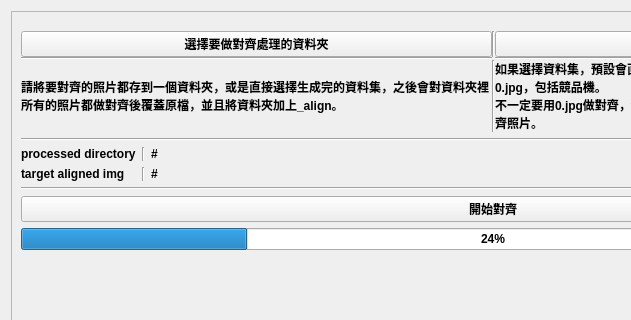
YuTing-Fang1999/FIH-tool, file NTU/ML/MLAlignDataset/UI.ui: the form before one commit; both pictures show x 0 to 631 and y 0 to 320 of the 986 by 642 pixel window.
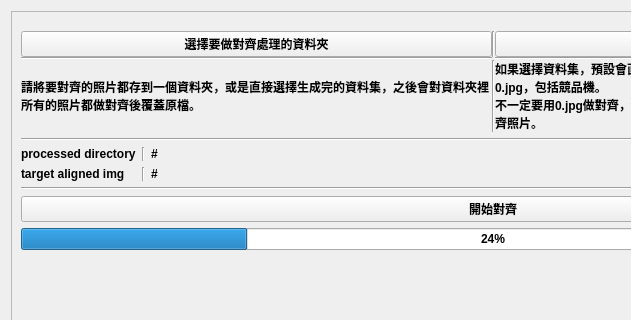
The form after the commit.

Commit message: MLAlignDataset Mistake Proofing

The edit to the form file:
```diff
--- a/NTU/ML/MLAlignDataset/UI.ui
+++ b/NTU/ML/MLAlignDataset/UI.ui
@@ -28,8 +28,8 @@
        <rect>
         <x>0</x>
         <y>0</y>
-        <width>972</width>
-        <height>628</height>
+        <width>962</width>
+        <height>618</height>
        </rect>
       </property>
       <layout class="QVBoxLayout" name="verticalLayout">
@@ -72,7 +72,7 @@
          <item row="2" column="0">
           <widget class="QLabel" name="label_2">
            <property name="text">
-            <string>請將要對齊的照片都存到一個資料夾，或是直接選擇生成完的資料集，之後會對資料夾裡所有的照片都做對齊後覆蓋原檔，並且將資料夾加上_align。</string>
+            <string>請將要對齊的照片都存到一個資料夾，或是直接選擇生成完的資料集，之後會對資料夾裡所有的照片都做對齊後覆蓋原檔。</string>
            </property>
            <property name="wordWrap">
             <bool>true</bool>
```
The commit also changes 2 other files.
